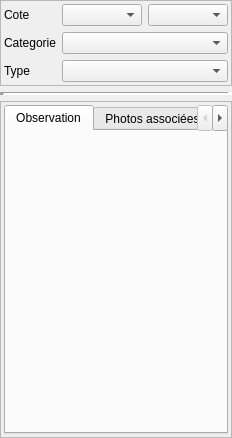
First picture: the form in Lamia/toolprepro/assainissement/lamiaassainissement_desordre_tool_ui.ui, repository Artelia/Lamia, before the edit.
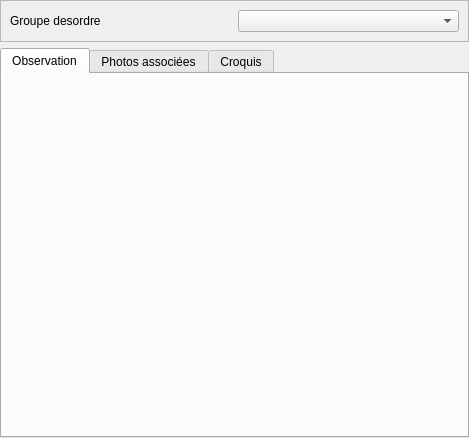
Second picture: the form after the edit.

Patch:
```diff
--- a/Lamia/toolprepro/assainissement/lamiaassainissement_desordre_tool_ui.ui
+++ b/Lamia/toolprepro/assainissement/lamiaassainissement_desordre_tool_ui.ui
@@ -6,7 +6,7 @@
    <rect>
     <x>0</x>
     <y>0</y>
-    <width>232</width>
+    <width>469</width>
     <height>438</height>
    </rect>
   </property>
@@ -25,71 +25,20 @@
      <property name="frameShadow">
       <enum>QFrame::Raised</enum>
      </property>
-     <layout class="QGridLayout" name="gridLayout_3" columnstretch="1,5,5" columnminimumwidth="1,5,5">
-      <property name="margin">
-       <number>3</number>
-      </property>
+     <layout class="QGridLayout" name="gridLayout_2">
       <item row="0" column="0">
        <widget class="QLabel" name="label">
         <property name="text">
-         <string>Cote</string>
+         <string>Groupe desordre</string>
         </property>
        </widget>
       </item>
       <item row="0" column="1">
-       <widget class="QComboBox" name="comboBox_cote"/>
-      </item>
-      <item row="0" column="2">
-       <widget class="QComboBox" name="comboBox_position"/>
-      </item>
-      <item row="2" column="0">
-       <widget class="QLabel" name="label_3">
-        <property name="text">
-         <string>Type</string>
-        </property>
-       </widget>
-      </item>
-      <item row="2" column="1" colspan="2">
-       <widget class="QComboBox" name="comboBox_des_type"/>
-      </item>
-      <item row="1" column="0">
-       <widget class="QLabel" name="label_2">
-        <property name="text">
-         <string>Categorie</string>
-        </property>
-       </widget>
-      </item>
-      <item row="1" column="1" colspan="2">
-       <widget class="QComboBox" name="comboBox_des_cat"/>
+       <widget class="QComboBox" name="comboBox_groupedesordre"/>
       </item>
      </layout>
     </widget>
    </item>
-   <item>
-    <widget class="Line" name="line">
-     <property name="frameShadow">
-      <enum>QFrame::Sunken</enum>
-     </property>
-     <property name="lineWidth">
-      <number>5</number>
-     </property>
-     <property name="orientation">
-      <enum>Qt::Horizontal</enum>
-     </property>
-    </widget>
-   </item>
-   <item>
-    <widget class="QFrame" name="frame">
-     <property name="frameShape">
-      <enum>QFrame::StyledPanel</enum>
-     </property>
-     <property name="frameShadow">
-      <enum>QFrame::Raised</enum>
-     </property>
-     <layout class="QVBoxLayout" name="verticalLayout">
-      <property name="margin">
-       <number>3</number>
-      </property>
       <item>
        <widget class="QTabWidget" name="tabWidget">
         <property name="currentIndex">
@@ -125,9 +74,6 @@
           </property>
          </layout>
         </widget>
-       </widget>
-      </item>
-     </layout>
     </widget>
    </item>
   </layout>
```
Lines whose indentation alone changed are shown as unchanged.
